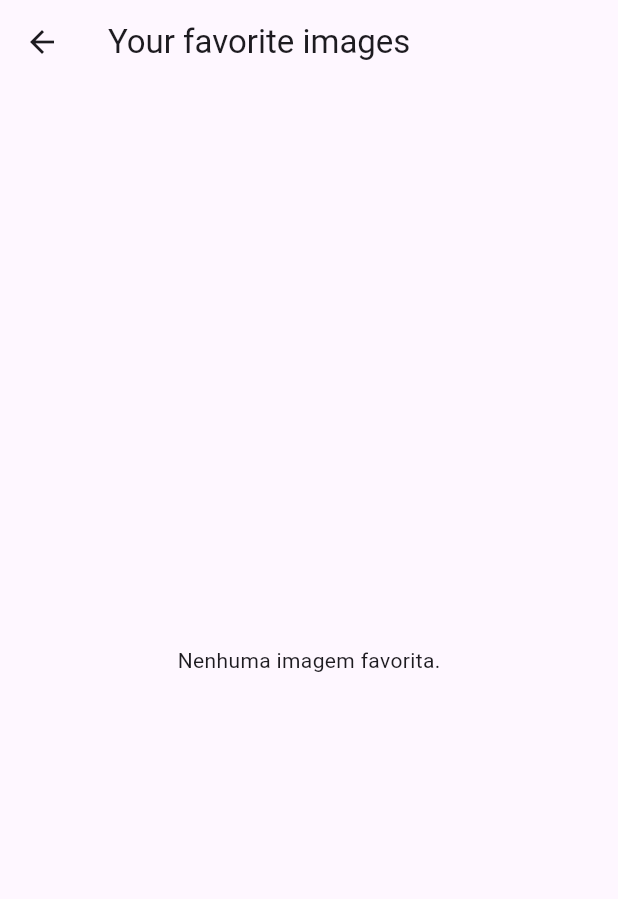
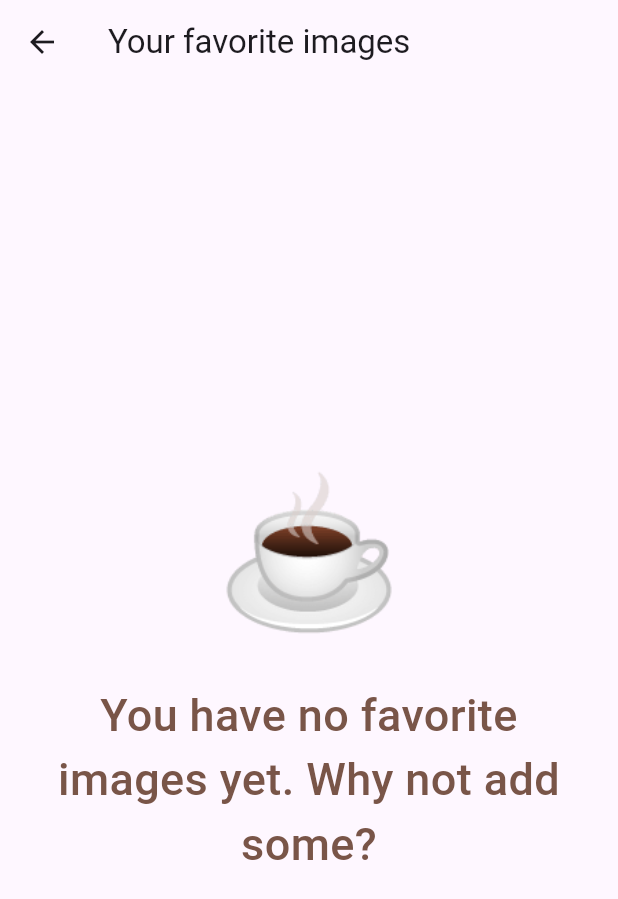
Before and after one commit to thierryoliveira/coffee_lovers, a Flutter app: the FavoriteCoffeeImagesScreen screen opened by its route, on a phone screen of 412 x 824 dp. Shown: the top 899 px of the screen. Run offline on Flutter 3.47's test engine with Material 3 defaults, Android fonts, the phone set to English and light mode, and no system bars; our stand-ins replace bloc, cached_network_image, equatable, flutter_bloc, get_it, hive; accounts and stored records are empty; network calls fail.

Commit message:
feat: improve the empty state from favorites screen

```diff
--- a/lib/features/coffee_image/presentation/screens/favorite_coffee_images_screen.dart
+++ b/lib/features/coffee_image/presentation/screens/favorite_coffee_images_screen.dart
@@ -30,7 +30,27 @@ class _FavoriteCoffeeImagesScreenState
           }
           final images = state.coffeeImages;
           if (images.isEmpty) {
-            return const Center(child: Text('Nenhuma imagem favorita.'));
+            return const Padding(
+              padding: EdgeInsets.symmetric(horizontal: 24.0),
+              child: Column(
+                mainAxisAlignment: MainAxisAlignment.center,
+                children: [
+                  Text('☕️', style: TextStyle(fontSize: 100)),
+                  SizedBox(height: 16),
+                  Center(
+                    child: Text(
+                      'You have no favorite images yet. Why not add some? ',
+                      textAlign: TextAlign.center,
+                      style: TextStyle(
+                        fontSize: 30,
+                        fontWeight: FontWeight.w500,
+                        color: Colors.brown,
+                      ),
+                    ),
+                  ),
+                ],
+              ),
+            );
           }
           return Padding(
             padding: const EdgeInsets.all(8.0),
```
